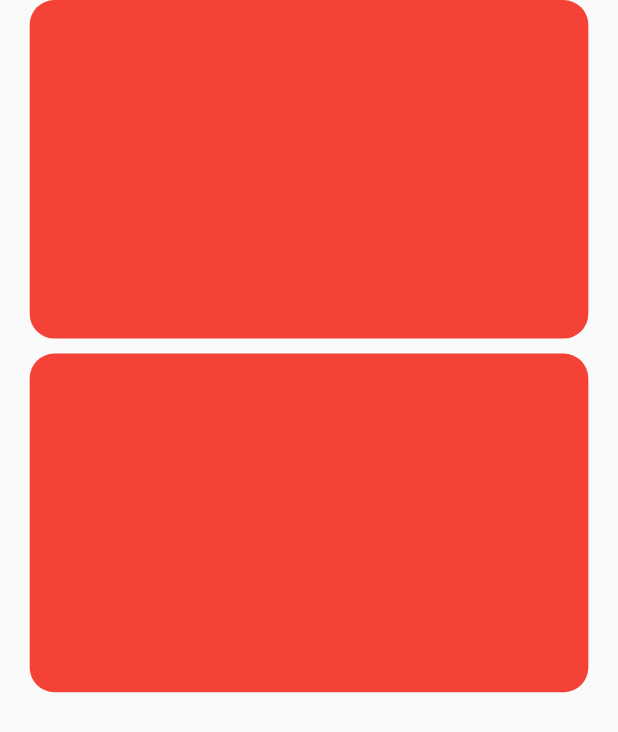
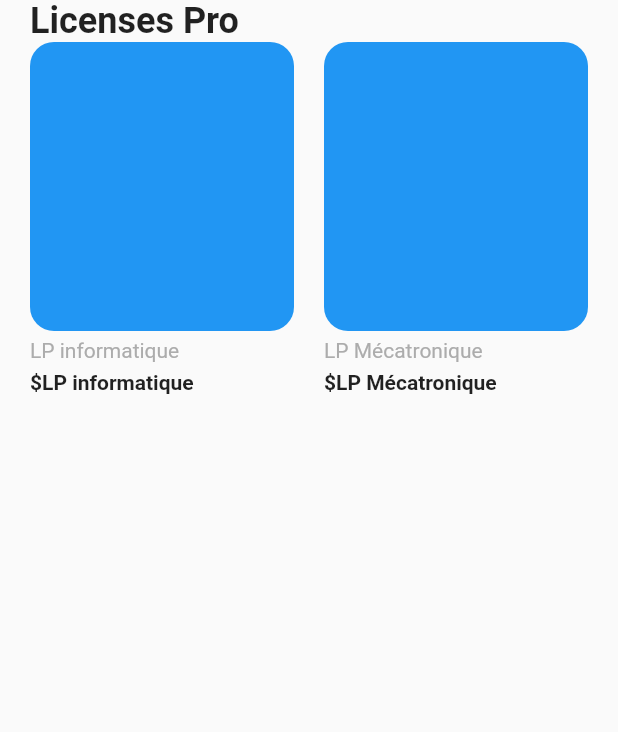
Before and after one commit to yassine-bennkhay/lp-ests, a Flutter app: the Filiers screen opened directly, on a phone screen of 412 x 824 dp. Shown: the top 732 px of the screen. Run offline on Flutter 3.47's test engine with Material 2 defaults, Android fonts, the phone set to English and light mode, and no system bars; our stand-ins replace font_awesome_flutter, google_nav_bar.

Commit message:
add some changes and work on filiers

```diff
--- a/lib/constants/constants.dart
+++ b/lib/constants/constants.dart
@@ -24,3 +24,9 @@ List<Text> text = [
       'Profile',
     ),
   ];
+
+
+const kTextColor = Color(0xFF535353);
+const kTextLightColor = Color(0xFFACACAC);
+
+const kDefaultPaddin = 20.0;
--- a/lib/models/licenses.dart
+++ b/lib/models/licenses.dart
@@ -1,20 +1,20 @@
-class Licenses {
+class License {
   late final String name, description;
   late List modules;
-  Licenses({
+  License({
     required this.name,
     required this.description,
     required this.modules,
   });
 }
 
-List<Licenses> licenses = [
-  Licenses(
-      name: "LP Mécatronique",
+List<License> licenses = [
+  License(
+      name: "LP informatique",
       description:
-          "La licence professionnelle en Mécatronique se propose de compléter la formation des techniciens supérieurs possédant une spécialité de base centrée sur la mécanique, l'électronique ou l'automatique pour leur apporter les connaissances technologiques transversales essentielles dans un contexte de conception et fabrication intégrée de systèmes complexes automatisés. Cette formation consiste donc à former en un an des cadres intermédiaires capables de concevoir et de développer des systèmes mécaniques intégrés, de contrôler et de commander des systèmes complexes mécatroniques. Ils pourront intervenir à la fois sur la mécanique, l’électronique et l’informatique et gérer les différentes étapes de projets industriels en encadrant des équipes de spécialistes.",
+          "La licenceprofessionnelle en Mécatronique se propose de compléter la formation des techniciens supérieurs possédant une spécialité de base centrée sur la mécanique, l'électronique ou l'automatique pour leur apporter les connaissances technologiques transversales essentielles dans un contexte de conception et fabrication intégrée de systèmes complexes automatisés. Cette formation consiste donc à former en un an des cadres intermédiaires capables de concevoir et de développer des systèmes mécaniques intégrés, de contrôler et de commander des systèmes complexes mécatroniques. Ils pourront intervenir à la fois sur la mécanique, l’électronique et l’informatique et gérer les différentes étapes de projets  professionnelle en Mécatronique se propose de compléter la formation des techniciens supérieurs possédant une spécialité de base centrée sur la mécanique, l'électronique ou l'automatique pour leur apporter les connaissances technologiques transversales essentielles dans un contexte de conception et fabrication intégrée de systèmes complexes automatisés. Cette formation consiste donc à former en un an des cadres intermédiaires capables de concevoir et de développer des systèmes mécaniques intégrés, de contrôler et de commander des systèmes complexes mécatroniques. Ils pourront intervenir à la fois sur la mécanique, l’électronique et l’informatique et gérer les différentes étapes de projets industriels en encadrant des équipes de spécialistes.",
       modules: module),
-  Licenses(
+  License(
       name: "LP Mécatronique",
       description:
           "La licence professionnelle en Mécatronique se propose de compléter la formation des techniciens supérieurs possédant une spécialité de base centrée sur la mécanique, l'électronique ou l'automatique pour leur apporter les connaissances technologiques transversales essentielles dans un contexte de conception et fabrication intégrée de systèmes complexes automatisés. Cette formation consiste donc à former en un an des cadres intermédiaires capables de concevoir et de développer des systèmes mécaniques intégrés, de contrôler et de commander des systèmes complexes mécatroniques. Ils pourront intervenir à la fois sur la mécanique, l’électronique et l’informatique et gérer les différentes étapes de projets industriels en encadrant des équipes de spécialistes.",
--- a/lib/screens/filiers/components/body.dart
+++ /dev/null
@@ -1,42 +0,0 @@
-import 'package:flutter/material.dart';
-import 'package:lp_ests/screens/filiers/components/filierCard.dart';
-
-import '../../../models/licenses.dart';
-import '../../../size_config.dart';
-
-class Body extends StatelessWidget {
-  const Body({Key? key}) : super(key: key);
-
-  @override
-  Widget build(BuildContext context) {
-    return SafeArea(
-      child: Column(
-        children: <Widget>[
-          Expanded(
-            child: Padding(
-              padding:
-                  EdgeInsets.symmetric(horizontal: SizeConfig.defaultSize * 2),
-              child: GridView.builder(
-                itemCount: licenses.length,
-                gridDelegate: SliverGridDelegateWithFixedCrossAxisCount(
-                  crossAxisCount:
-                      SizeConfig.orientation == Orientation.landscape ? 2 : 1,
-                  mainAxisSpacing: 10,
-                  crossAxisSpacing:
-                      SizeConfig.orientation == Orientation.landscape
-                          ? SizeConfig.defaultSize * 2
-                          : 0,
-                  childAspectRatio: 1.65,
-                ),
-                itemBuilder: (context, index) => LicenseCard(
-                  license: licenses[index],
-                  press: () {},
-                ),
-              ),
-            ),
-          ),
-        ],
-      ),
-    );
-  }
-}
--- a/lib/screens/filiers/components/filierCard.dart
+++ b/lib/screens/filiers/components/filierCard.dart
@@ -1,87 +1,53 @@
 import 'package:flutter/material.dart';
+import '../../../constants/constants.dart';
 import '../../../models/licenses.dart';
 
-import '../../../size_config.dart';
-
 class LicenseCard extends StatelessWidget {
-  final Licenses license;
-  final Function press;
-
-  const LicenseCard({Key? key, required this.license, required this.press})
-      : super(key: key);
+  final License license;
+  var press;
+  LicenseCard({
+    required this.license,
+    required this.press,
+  });
 
   @override
   Widget build(BuildContext context) {
-    double defaultSize = SizeConfig.screenWidth;
-    // Now we dont this Aspect ratio
     return GestureDetector(
-      child: Container(
-        decoration: BoxDecoration(
-          color: Colors.red,
-          borderRadius: BorderRadius.circular(defaultSize * 0.04), //18
-        ),
-        // child: Row(
-        //   children: <Widget>[
-        //     Expanded(
-        //       child: Padding(
-        //         padding: const EdgeInsets.all(20), //20
-        //         child: Column(
-        //           crossAxisAlignment: CrossAxisAlignment.start,
-        //           children: <Widget>[
-        //             const Text(
-        //               "license.name",
-        //               style: TextStyle(
-        //                   fontSize: 10, //22
-        //                   color: Colors.black),
-        //             ),
-        //             // 5
-        //             const Text(
-        //               "license.description",
-        //               style: TextStyle(color: Colors.white54),
-        //               maxLines: 2,
-        //               overflow: TextOverflow.ellipsis,
-        //             ),
-
-        //             buildInfoRow(
-        //               defaultSize,
-        //               text: "${license.name} Recipes",
-        //             ),
-        //             //5
-        //             buildInfoRow(
-        //               defaultSize,
-        //               text: "${license.name} Chefs",
-        //             ),
-        //           ],
-        //         ),
-        //       ),
-        //     ),
-
-        //     //5
-        //     // AspectRatio(
-        //     //   aspectRatio: 0.71,
-        //     //   child: Image.asset(
-        //     //     recipeBundle.imageSrc,
-        //     //     fit: BoxFit.cover,
-        //     //     alignment: Alignment.centerLeft,
-        //     //   ),
-        //     // )
-        //   ],
-        // ),
+      onTap: press,
+      child: Column(
+        crossAxisAlignment: CrossAxisAlignment.start,
+        children: <Widget>[
+          Expanded(
+            child: Container(
+              padding: const EdgeInsets.all(kDefaultPaddin),
+              // For  demo we use fixed height  and width
+              // Now we dont need them
+              // height: 180,
+              // width: 160,
+              decoration: BoxDecoration(
+                color: Colors.blue,
+                borderRadius: BorderRadius.circular(16),
+              ),
+              // child: Hero(
+              //   tag: "${license.id}",
+              //   child: Image.asset(product.image),
+              // ),
+            ),
+          ),
+          Padding(
+            padding: const EdgeInsets.symmetric(vertical: kDefaultPaddin / 4),
+            child: Text(
+              // products is out demo list
+              license.name,
+              style: const TextStyle(color: kTextLightColor),
+            ),
+          ),
+          Text(
+            "\$${license.name}",
+            style: const TextStyle(fontWeight: FontWeight.bold),
+          )
+        ],
       ),
     );
   }
-
-  Row buildInfoRow(double defaultSize, {text}) {
-    return Row(
-      children: <Widget>[
-        SizedBox(width: defaultSize), // 10
-        Text(
-          text,
-          style: const TextStyle(
-            color: Colors.black,
-          ),
-        )
-      ],
-    );
-  }
 }
--- /dev/null
+++ b/lib/screens/filiers/components/filier_body.dart
@@ -0,0 +1,51 @@
+import 'package:flutter/material.dart';
+import 'package:lp_ests/models/licenses.dart';
+import 'package:lp_ests/screens/filiers/components/filierCard.dart';
+import 'package:lp_ests/screens/filiers/details/details_screen.dart';
+
+import '../../../constants/constants.dart';
+
+class FilierHome extends StatelessWidget {
+  @override
+  Widget build(BuildContext context) {
+    return Column(
+      crossAxisAlignment: CrossAxisAlignment.start,
+      children: <Widget>[
+        Padding(
+          padding: const EdgeInsets.symmetric(horizontal: kDefaultPaddin),
+          child: Text(
+            "Licenses Pro",
+            style: Theme.of(context)
+                .textTheme
+                .headline5
+                ?.copyWith(fontWeight: FontWeight.bold),
+          ),
+        ),
+        Expanded(
+          child: Padding(
+            padding: const EdgeInsets.symmetric(horizontal: kDefaultPaddin),
+            child: GridView.builder(
+                itemCount: licenses.length,
+                gridDelegate: const SliverGridDelegateWithFixedCrossAxisCount(
+                  crossAxisCount: 2,
+                  mainAxisSpacing: kDefaultPaddin,
+                  crossAxisSpacing: kDefaultPaddin,
+                  childAspectRatio: 0.75,
+                ),
+                itemBuilder: (context, index) => LicenseCard(
+                    license: licenses[index],
+                    press: () {
+                      Navigator.push(
+                          context,
+                          MaterialPageRoute(
+                            builder: (context) => DetailsScreen(
+                              license: licenses[index],
+                            ),
+                          ));
+                    })),
+          ),
+        ),
+      ],
+    );
+  }
+}
--- a/lib/screens/filiers/filiers.dart
+++ b/lib/screens/filiers/filiers.dart
@@ -1,5 +1,5 @@
 import 'package:flutter/material.dart';
-import 'package:lp_ests/screens/filiers/components/body.dart';
+import 'package:lp_ests/screens/filiers/components/filier_body.dart';
 
 import '../../size_config.dart';
 
@@ -9,8 +9,8 @@ class Filiers extends StatelessWidget {
   @override
   Widget build(BuildContext context) {
     SizeConfig().init(context);
-    return const Scaffold(
-      body: Body(),
+    return Scaffold(
+      body: FilierHome(),
     );
   }
 }
```
Also changed, not shown: lib/screens/filiers/details/components/body.dart (added, +62 -0 lines), lib/screens/filiers/details/components/color_and_size.dart (added, +43 -0 lines), lib/screens/filiers/details/components/description.dart (added, +25 -0 lines), lib/screens/filiers/details/components/license_title_and_image.dart (added, +65 -0 lines), lib/screens/filiers/details/details_screen.dart (added, +46 -0 lines).
